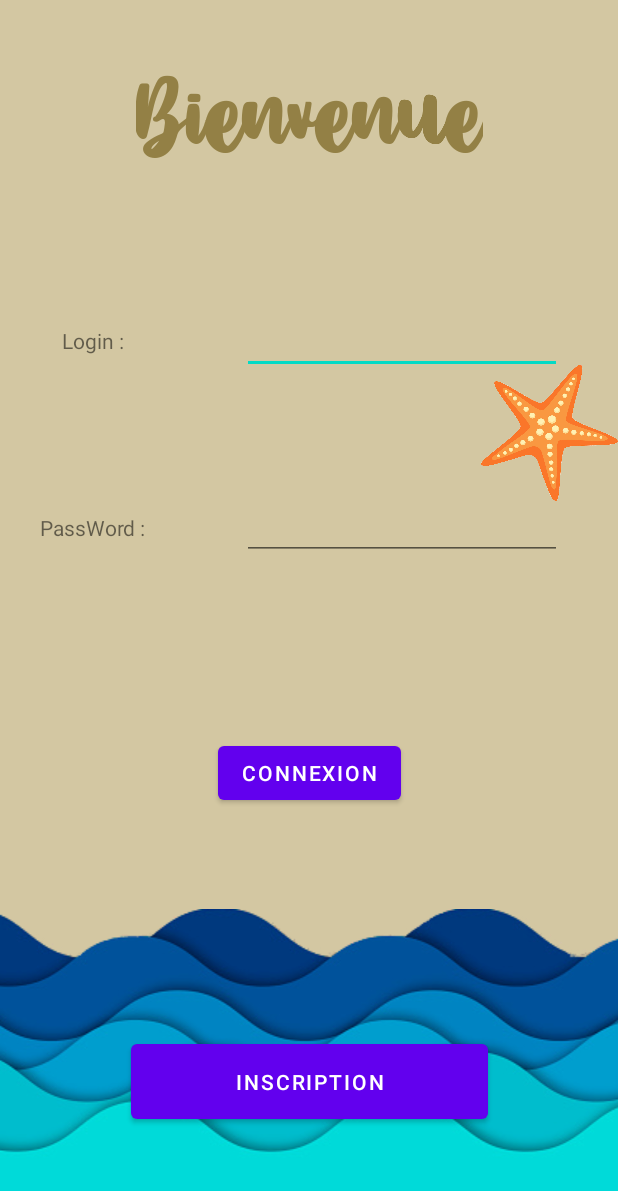
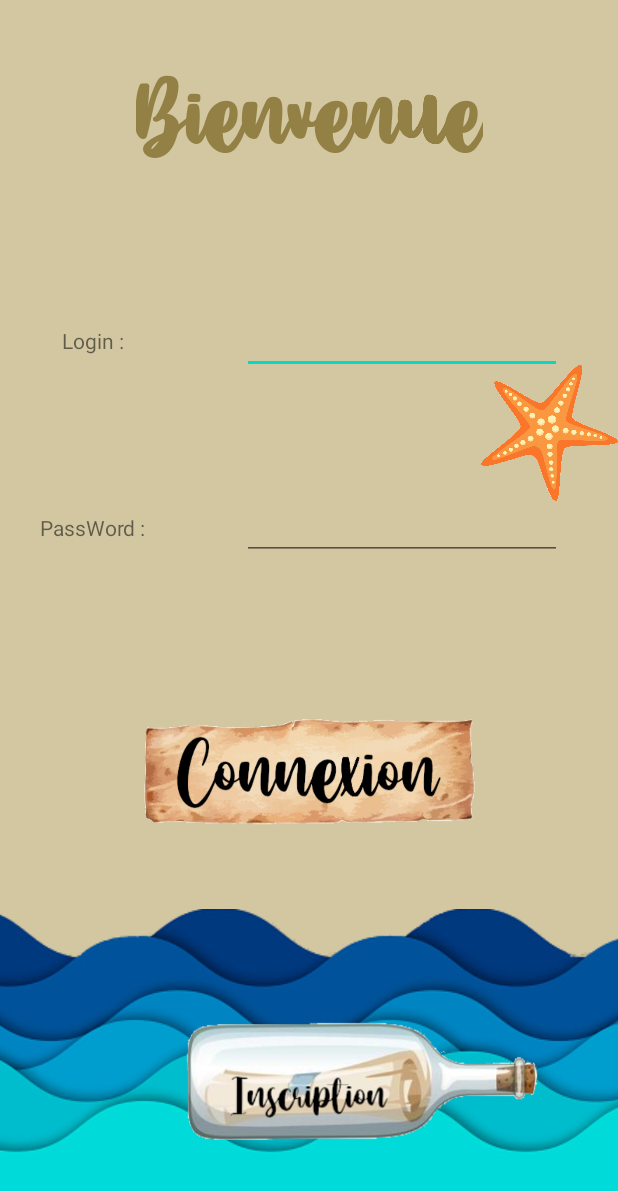
Before and after one commit to Bhalgruf/PFCGame, an Android app: the screen it shows after launch (MainActivity2), on a phone screen of 412 x 824 dp. Shown: the top 1191 px of the screen. Run offline under Robolectric (Android 15) with nearby library versions, the light colour scheme and no system bars; our stand-ins replace Firebase (no records; nobody signed in at launch, a user with empty details on screens opened directly); Roboto replaces fonts that are not available here.

Commit message:
merge design bdd

```diff
--- a/app/src/main/java/com/example/pfc/Inscription.java
+++ b/app/src/main/java/com/example/pfc/Inscription.java
@@ -46,6 +46,7 @@ public class Inscription extends AppCompatActivity {
     FirebaseFirestore db = FirebaseFirestore.getInstance();
 
     ImageButton btn_retour;
+    ImageButton enregistrer;
     String TAG="BddInfo";
 
 
@@ -63,7 +64,7 @@ public class Inscription extends AppCompatActivity {
         editText_mdp=(EditText) findViewById(R.id.editText_mdp);
         textSexe= (TextView) findViewById(R.id.textView_sexe);
         sexe=(RadioGroup) findViewById(R.id.radiog);
-        btn_enregistrer=(Button) findViewById(R.id.btn_enregistrer);
+        enregistrer= findViewById(R.id.btn_enregistrer);
         Homme =(RadioButton) findViewById(R.id.radioButton_H);
         Femme =(RadioButton) findViewById(R.id.radioButton_F);
         Autre =(RadioButton) findViewById(R.id.radioButton_autre);
--- a/app/src/main/java/com/example/pfc/MainActivity2.java
+++ b/app/src/main/java/com/example/pfc/MainActivity2.java
@@ -8,6 +8,7 @@ import android.util.Patterns;
 import android.view.View;
 import android.widget.Button;
 import android.widget.EditText;
+import android.widget.ImageButton;
 import android.widget.Toast;
 
 import com.google.android.gms.tasks.OnCompleteListener;
@@ -20,7 +21,8 @@ public class MainActivity2 extends AppCompatActivity {
     private FirebaseAuth mAuth;
 
     private static final int RC_SIGN_IN = 123;
-    Button btn_con;
+    ImageButton btn_con;
+    ImageButton btn_ins;
     EditText editTextEmail,editTextPassword;
 
 
@@ -29,7 +31,8 @@ public class MainActivity2 extends AppCompatActivity {
         super.onCreate(savedInstanceState);
         setContentView(R.layout.activity_main2);
 
-        btn_con =(Button)findViewById(R.id.btn_co);
+        btn_con =findViewById(R.id.imageButtonConnexion);
+        btn_ins = findViewById(R.id.btn_ins);
         editTextEmail = (EditText) findViewById(R.id.email);
         editTextPassword = (EditText) findViewById(R.id.Password);
         mAuth = FirebaseAuth.getInstance();
@@ -39,7 +42,7 @@ public class MainActivity2 extends AppCompatActivity {
 
     public void onClickMain(View view) {
         switch (view.getId()){
-            case R.id.btn_co:
+            case R.id.imageButtonConnexion:
                 startSignInActivity();
                 break;
 
--- a/app/src/main/java/com/example/pfc/Menu.java
+++ b/app/src/main/java/com/example/pfc/Menu.java
@@ -5,11 +5,8 @@ import androidx.appcompat.app.AppCompatActivity;
 import android.content.Intent;
 import android.os.Bundle;
 import android.view.View;
-import android.widget.Button;
 import android.widget.EditText;
 import android.widget.ImageButton;
-
-import com.google.firebase.auth.FirebaseAuth;
 
 public class Menu extends AppCompatActivity {
 
@@ -30,6 +27,7 @@ public class Menu extends AppCompatActivity {
         btn_retour1 =  findViewById(R.id.btn_retour1);
         jeu1 = findViewById(R.id.imageButtonGame1);
         jeu2 = findViewById(R.id.imageButtonGame2);
+        jeu3 = findViewById(R.id.imageButtonGame3);
 
 
     }
@@ -48,7 +46,7 @@ public class Menu extends AppCompatActivity {
                 Intent game2 = new Intent(Menu.this, Jeu2.class);
                 startActivity(game2);
                 break;
-            case R.id.btn_jeu3:
+            case R.id.imageButtonGame3:
                 Intent game3 = new Intent(Menu.this, Jeu3.class);
                 startActivity(game3);
                 break;
--- a/app/src/main/res/layout/activity_main2.xml
+++ b/app/src/main/res/layout/activity_main2.xml
@@ -7,28 +7,6 @@
     android:background="#d3c7a2"
     tools:context=".MainActivity2">
 
-
-    <Button
-        android:id="@+id/btn_co"
-        android:layout_width="wrap_content"
-        android:layout_height="wrap_content"
-        android:onClick="onClickMain"
-        android:text="Connexion"
-        app:layout_constraintBottom_toTopOf="@+id/guideline2"
-        app:layout_constraintEnd_toEndOf="parent"
-        app:layout_constraintStart_toStartOf="parent"
-        app:layout_constraintTop_toTopOf="@+id/guideline4" />
-
-    <Button
-        android:id="@+id/btn_ins"
-        android:layout_width="238dp"
-        android:layout_height="62dp"
-        android:onClick="onClickMain"
-        android:text="Inscription"
-        app:layout_constraintBottom_toBottomOf="parent"
-        app:layout_constraintEnd_toEndOf="parent"
-        app:layout_constraintStart_toStartOf="parent"
-        app:layout_constraintTop_toTopOf="@+id/guideline2" />
 
     <TextView
         android:id="@+id/textView"
@@ -127,7 +105,7 @@
         android:scaleType="fitXY"
         app:layout_constraintBottom_toBottomOf="parent"
         app:layout_constraintEnd_toEndOf="parent"
-        app:layout_constraintHorizontal_bias="0.0"
+        app:layout_constraintHorizontal_bias="1.0"
         app:layout_constraintStart_toStartOf="parent"
         app:srcCompat="@drawable/wave" />
 
@@ -141,4 +119,29 @@
         app:layout_constraintTop_toTopOf="@+id/guideline26"
         app:srcCompat="@drawable/seastar" />
 
+    <ImageButton
+        android:id="@+id/btn_ins"
+        android:layout_width="237dp"
+        android:layout_height="81dp"
+        android:background="@null"
+        android:onClick="onClickMain"
+        android:scaleType="fitXY"
+        app:layout_constraintBottom_toBottomOf="@+id/imageView2"
+        app:layout_constraintStart_toStartOf="@+id/guideline3"
+        app:layout_constraintTop_toTopOf="@+id/guideline2"
+        app:srcCompat="@drawable/inscription" />
+
+    <ImageButton
+        android:id="@+id/imageButtonConnexion"
+        android:layout_width="234dp"
+        android:layout_height="74dp"
+        android:background="@null"
+        android:onClick="onClickMain"
+        android:scaleType="fitXY"
+        app:layout_constraintBottom_toTopOf="@+id/guideline2"
+        app:layout_constraintEnd_toEndOf="parent"
+        app:layout_constraintStart_toStartOf="parent"
+        app:layout_constraintTop_toTopOf="@+id/guideline4"
+        app:srcCompat="@drawable/connexion" />
+
 </androidx.constraintlayout.widget.ConstraintLayout>
```
Also changed, not shown: app/src/main/java/com/example/pfc/Jeu3.java (+9 -0 lines), app/src/main/res/layout/activity_inscription.xml (+12 -11 lines), app/src/main/res/layout/activity_jeu3.xml (+10 -0 lines), app/src/main/res/layout/activity_menu.xml (+13 -11 lines), app/src/main/res/layout/activity_rules.xml (+11 -9 lines), app/src/main/res/drawable/connexion.png (added), app/src/main/res/drawable/enregistrer.png (added), app/src/main/res/drawable/game3.png (added), app/src/main/res/drawable/inscription.png (added).
